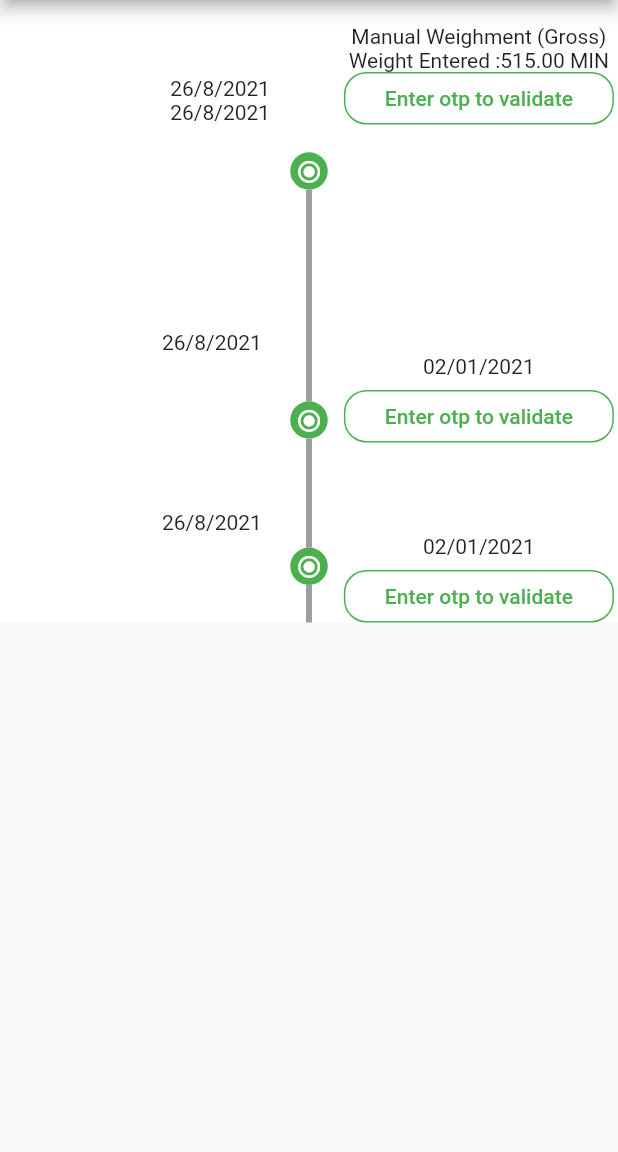
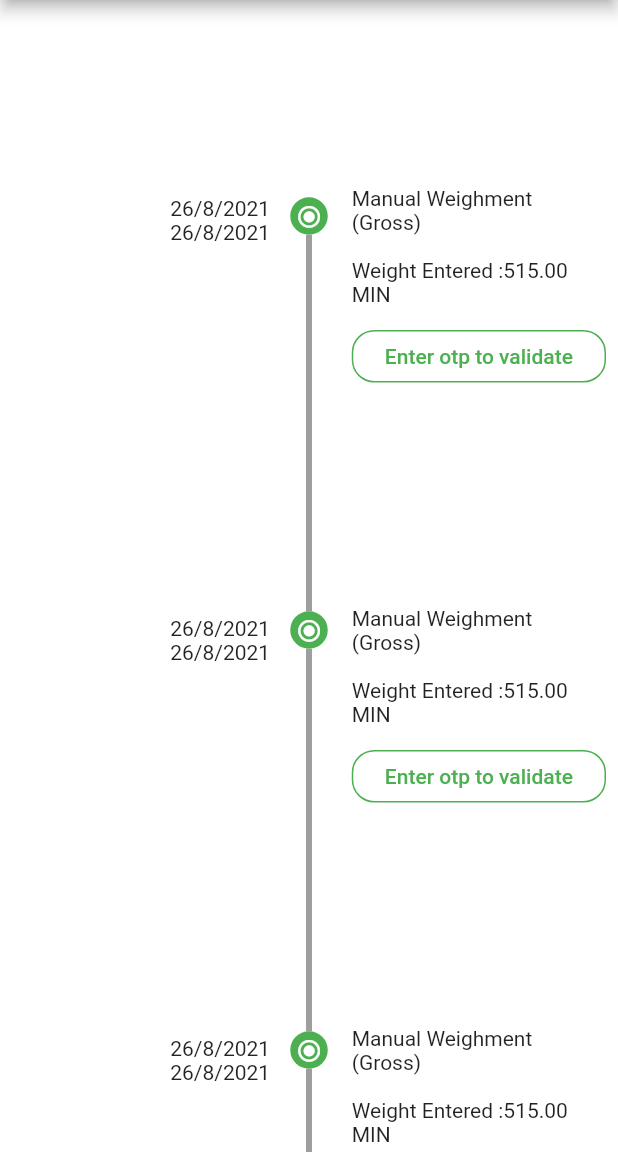
Before and after one commit to panchakarlavishnendra/Bluetooth, a Flutter app: the screen it shows after launch, on a phone screen of 412 x 824 dp, the part 84-1236 px from its top. Run offline on Flutter 3.47's test engine with Material 2 defaults, Android fonts, the phone set to English and light mode, and no system bars; drawn by our look-alikes of timeline_tile; our stand-ins replace camera, flutter_bluetooth_serial, get, group_radio_button, image_picker, location and 1 more; missing offline and left inert: geocoder; project files that could hold a hidden picture were left out.

Commit message:
styling change sin timeline component.

```diff
--- a/lib/screens/test_screen.dart
+++ b/lib/screens/test_screen.dart
@@ -37,7 +37,7 @@ class _TestScreenState extends State<TestScreen> {
       body: ListView(
         children: <Widget>[
           Container(
-            height: 220,
+            height: 280,
             color: Colors.white,
             child: TimelineTile(
               alignment: TimelineAlign.center,
@@ -56,14 +56,23 @@ class _TestScreenState extends State<TestScreen> {
                 ),
               ),
               endChild: Container(
-                  height: 120,
+                  height: 400,
                   child: Padding(
-                    padding: const EdgeInsets.only(top: 16.0),
+                    padding: const EdgeInsets.only(top: 116.0),
                     child: Column(
                       children: <Widget>[
-                        Text("Manual Weighment (Gross)"),
-                        Text("Weight Entered :515.00 MIN"),
-                        _CustomButton()
+                        Padding(
+                          padding: const EdgeInsets.all(8.0),
+                          child: Text("Manual Weighment (Gross)"),
+                        ),
+                        Padding(
+                          padding: const EdgeInsets.all(8.0),
+                          child: Text("Weight Entered :515.00 MIN"),
+                        ),
+                        Padding(
+                          padding: const EdgeInsets.all(8.0),
+                          child: _CustomButton(),
+                        )
                         //       Container(
                         //           height: 25,
                         //           width: 160,
@@ -76,7 +85,7 @@ class _TestScreenState extends State<TestScreen> {
                     ),
                   )),
               startChild: Padding(
-                padding: const EdgeInsets.only(left: 108.0, top: 51),
+                padding: const EdgeInsets.only(left: 108.0, top: 131),
                 child: Column(
                   children: <Widget>[
                     Text("26/8/2021"),
@@ -87,139 +96,187 @@ class _TestScreenState extends State<TestScreen> {
             ),
           ),
           Container(
-            height: 120,
+            height: 280,
             color: Colors.white,
             child: TimelineTile(
               alignment: TimelineAlign.center,
-              // afterLineStyle:,
+              // isFirst: true,
+              lineXY: 0.7,
               hasIndicator: true,
               indicatorStyle: IndicatorStyle(
                 width: 25,
                 color: Colors.green,
                 // indicatorXY: 0.5,
                 drawGap: true,
-                padding: const EdgeInsets.only(left: 8, right: 8),
+                padding: const EdgeInsets.only( left: 8, right: 8),
                 iconStyle: IconStyle(
                   color: Colors.white,
                   iconData: Icons.radio_button_checked_rounded,
                 ),
               ),
-              endChild: Column(
-                children: [
-                  Container(
-                      height: 40,
-                      child: Padding(
-                        padding: const EdgeInsets.only(top: 16.0),
-                        child: Text("02/01/2021"),
-                      )),
-
-                  _CustomButton()
-                  // Container(
-                  //     height: 25,
-                  //     width: 160,
-                  //     child: RaisedButton(
-                  //       child: Text('enter otp to validate'),
-                  //       onPressed: () {},
-                  //     )),
-                ],
-              ),
+              endChild: Container(
+                  height: 400,
+                  child: Padding(
+                    padding: const EdgeInsets.only(top: 116.0),
+                    child: Column(
+                      children: <Widget>[
+                        Padding(
+                          padding: const EdgeInsets.all(8.0),
+                          child: Text("Manual Weighment (Gross)"),
+                        ),
+                        Padding(
+                          padding: const EdgeInsets.all(8.0),
+                          child: Text("Weight Entered :515.00 MIN"),
+                        ),
+                        Padding(
+                          padding: const EdgeInsets.all(8.0),
+                          child: _CustomButton(),
+                        )
+                        //       Container(
+                        //           height: 25,
+                        //           width: 160,
+                        //           child:
+                        //           RaisedButton(
+                        //   child: Text('enter otp to validate'),
+                        //   onPressed: () {},
+                        // )),
+                      ],
+                    ),
+                  )),
               startChild: Padding(
-                padding: const EdgeInsets.only(left: 108.0),
-                child: Text("26/8/2021"),
+                padding: const EdgeInsets.only(left: 108.0, top: 131),
+                child: Column(
+                  children: <Widget>[
+                    Text("26/8/2021"),
+                    Text("26/8/2021"),
+                  ],
+                ),
               ),
             ),
           ),
           Container(
+            height: 280,
             color: Colors.white,
             child: TimelineTile(
               alignment: TimelineAlign.center,
               // isFirst: true,
-              // afterLineStyle:,
+              lineXY: 0.7,
               hasIndicator: true,
               indicatorStyle: IndicatorStyle(
                 width: 25,
                 color: Colors.green,
                 // indicatorXY: 0.5,
                 drawGap: true,
-                padding: const EdgeInsets.only(left: 8, right: 8),
+                padding: const EdgeInsets.only( left: 8, right: 8),
                 iconStyle: IconStyle(
                   color: Colors.white,
                   iconData: Icons.radio_button_checked_rounded,
                 ),
               ),
-              endChild: Column(
-                children: [
-                  Container(
-                      height: 40,
-                      child: Padding(
-                        padding: const EdgeInsets.only(top: 16.0),
-                        child: Text("02/01/2021"),
-                      )),
-                  _CustomButton()
-                  // Container(
-                  //     height: 25,
-                  //     width: 160,
-                  //     child: RaisedButton(
-                  //       child: Text('enter otp to validate'),
-                  //       onPressed: () {},
-                  //     )),
-                ],
+              endChild: Container(
+                  height: 400,
+                  child: Padding(
+                    padding: const EdgeInsets.only(top: 116.0),
+                    child: Column(
+                      children: <Widget>[
+                        Padding(
+                          padding: const EdgeInsets.all(8.0),
+                          child: Text("Manual Weighment (Gross)"),
+                        ),
+                        Padding(
+                          padding: const EdgeInsets.all(8.0),
+                          child: Text("Weight Entered :515.00 MIN"),
+                        ),
+                        Padding(
+                          padding: const EdgeInsets.all(8.0),
+                          child: _CustomButton(),
+                        )
+                        //       Container(
+                        //           height: 25,
+                        //           width: 160,
+                        //           child:
+                        //           RaisedButton(
+                        //   child: Text('enter otp to validate'),
+                        //   onPressed: () {},
+                        // )),
+                      ],
+                    ),
+                  )),
+              startChild: Padding(
+                padding: const EdgeInsets.only(left: 108.0, top: 131),
+                child: Column(
+                  children: <Widget>[
+                    Text("26/8/2021"),
+                    Text("26/8/2021"),
+                  ],
+                ),
               ),
+            ),
+          ),
+          Container(
+            height: 280,
+            color: Colors.white,
+            child: TimelineTile(
+              alignment: TimelineAlign.center,
+              // isFirst: true,
+              isLast: true,
+              lineXY: 0.7,
+              hasIndicator: true,
+              indicatorStyle: IndicatorStyle(
+                width: 25,
+                color: Colors.green,
+                // indicatorXY: 0.5,
+                drawGap: true,
+                padding: const EdgeInsets.only( left: 8, right: 8),
+                iconStyle: IconStyle(
+                  color: Colors.white,
+                  iconData: Icons.radio_button_checked_rounded,
+                ),
+              ),
+              endChild: Container(
+                  height: 400,
+                  child: Padding(
+                    padding: const EdgeInsets.only(top: 116.0),
+                    child: Column(
+                      children: <Widget>[
+                        Padding(
+                          padding: const EdgeInsets.all(8.0),
+                          child: Text("Manual Weighment (Gross)"),
+                        ),
+                        Padding(
+                          padding: const EdgeInsets.all(8.0),
+                          child: Text("Weight Entered :515.00 MIN"),
+                        ),
+                        Padding(
+                          padding: const EdgeInsets.all(8.0),
+                          child: _CustomButton(),
+                        )
+                        //       Container(
+                        //           height: 25,
+                        //           width: 160,
+                        //           child:
+                        //           RaisedButton(
+                        //   child: Text('enter otp to validate'),
+                        //   onPressed: () {},
+                        // )),
+                      ],
+                    ),
+                  )),
               startChild: Padding(
-                padding: const EdgeInsets.only(left: 108.0),
-                child: Text("26/8/2021"),
+                padding: const EdgeInsets.only(left: 108.0, top: 131),
+                child: Column(
+                  children: <Widget>[
+                    Text("26/8/2021"),
+                    Text("26/8/2021"),
+                  ],
+                ),
               ),
             ),
           ),
         ],
       ),
 
-      // Container(
-      //   color: Colors.white,
-      //   child: Column(
-      //     mainAxisSize: MainAxisSize.min,
-      //     children: <Widget>[
-      //       TimelineTile(
-      //         alignment: TimelineAlign.center,
-      //         isFirst: true,
-      //         indicatorStyle: IndicatorStyle(
-      //           width: 40,
-      //           color: Colors.purple,
-      //           padding: const EdgeInsets.all(8),
-      //           iconStyle: IconStyle(
-      //             color: Colors.white,
-      //             iconData: Icons.insert_emoticon,
-      //           ),
-      //         ),
-      //         startChild: Container(
-      //           constraints: const BoxConstraints(
-      //             minHeight: 120,
-      //           ),
-      //           color: Colors.amberAccent,
-      //         ),
-      //       ),
-      //       TimelineTile(
-      //         alignment: TimelineAlign.center,
-      //         isLast: true,
-      //         indicatorStyle: IndicatorStyle(
-      //           width: 30,
-      //           color: Colors.red,
-      //           indicatorXY: 0.7,
-      //           iconStyle: IconStyle(
-      //             color: Colors.white,
-      //             iconData: Icons.thumb_up,
-      //           ),
-      //         ),
-      //         endChild: Container(
-      //           constraints: const BoxConstraints(
-      //             minHeight: 80,
-      //           ),
-      //           color: Colors.lightGreenAccent,
-      //         ),
-      //       ),
-      //     ],
-      //   ),
-      // );
+
 
       endDrawer: EndDrawer(_openEndDrawer, _closeEndDrawer),
       // Disable opening the end drawer with a swipe gesture.
```
Also changed, not shown: lib/screens/upload_weighment_document.dart (+18 -0 lines).
